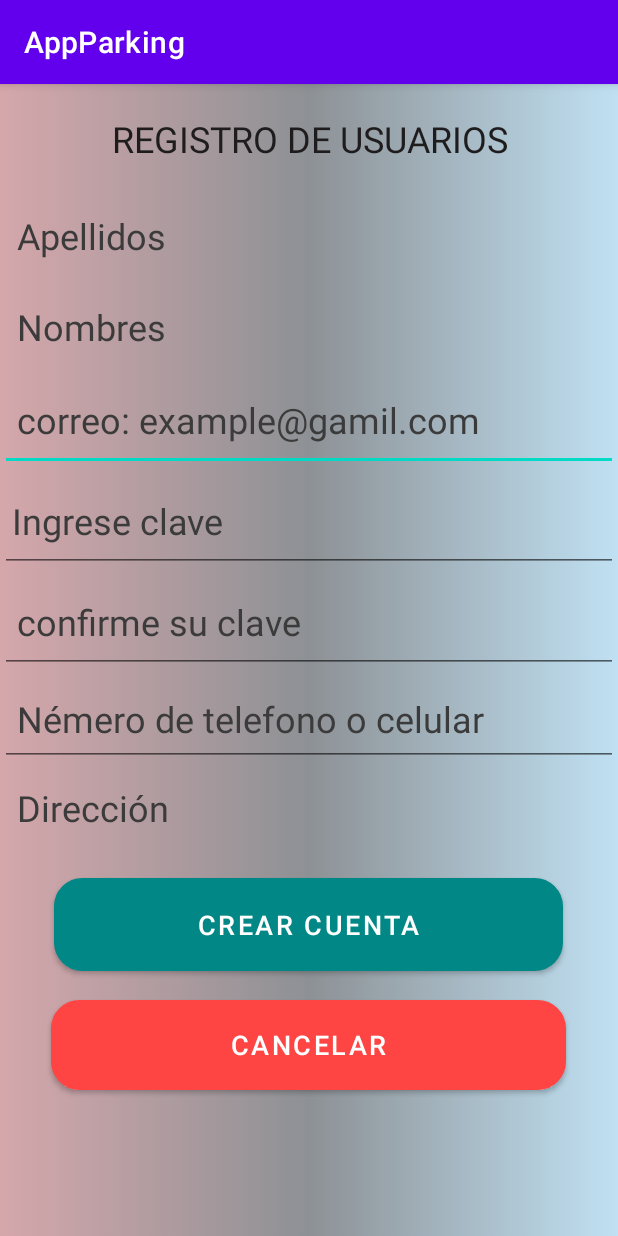
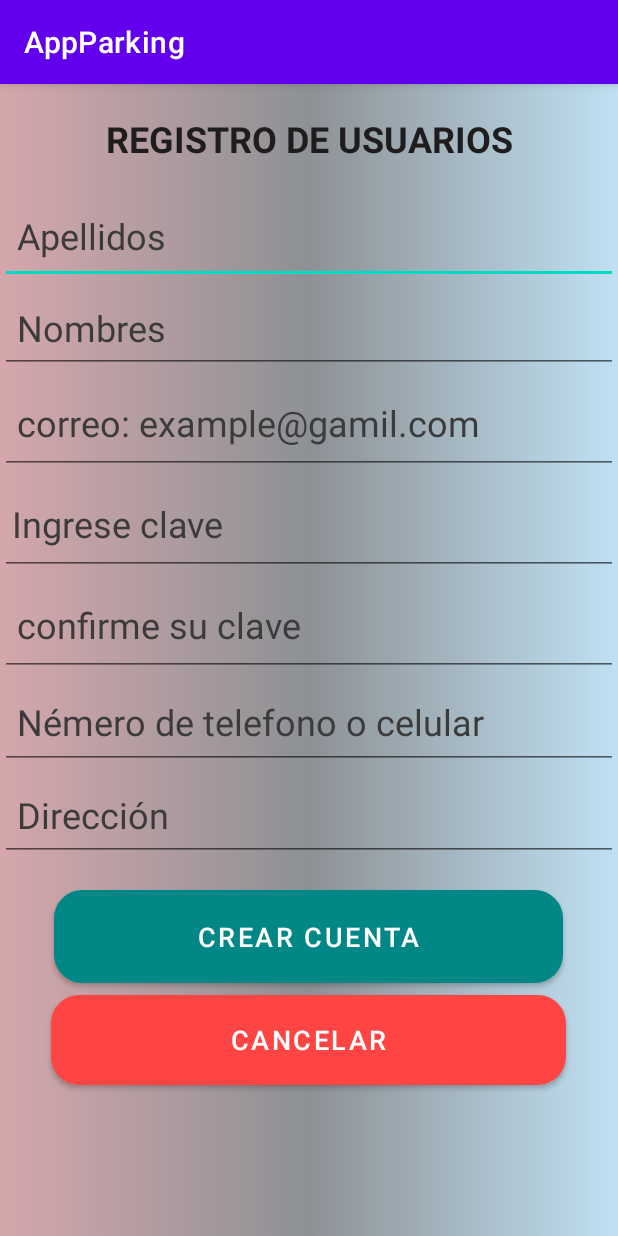
Before and after one commit to Alatriz18/AppParking1, an Android app: the activity_registro screen opened directly, with no data from a screen before it, on a phone screen of 412 x 824 dp. Run offline under Robolectric (Android 15) with nearby library versions, the phone set to English and light mode, and no system bars.

Commit message:
Update activity_registro.xml

```diff
--- a/app/src/main/res/layout/activity_registro.xml
+++ b/app/src/main/res/layout/activity_registro.xml
@@ -22,26 +22,27 @@
             android:paddingTop="4dp"
             android:text="REGISTRO DE USUARIOS"
             android:textColor="#1E1C1C"
-            android:textSize="24sp" />
+            android:textSize="24sp"
+            android:textStyle="bold" />
 
-        <TextView
-            android:id="@+id/textView7"
+        <EditText
+            android:id="@+id/editTextTextPersonName2"
             android:layout_width="match_parent"
             android:layout_height="64dp"
-            android:layout_gravity="center"
-            android:gravity="center_vertical"
+            android:ems="10"
             android:hint="Apellidos"
+            android:inputType="textPersonName"
             android:paddingLeft="11dp"
             android:textColorHint="#3C3B3B"
             android:textSize="24sp" />
 
-        <TextView
-            android:id="@+id/textView8"
+        <EditText
+            android:id="@+id/editTextTextPersonName3"
             android:layout_width="match_parent"
-            android:layout_height="57dp"
-            android:layout_gravity="center"
-            android:gravity="center_vertical"
+            android:layout_height="59dp"
+            android:ems="10"
             android:hint="Nombres"
+            android:inputType="textPersonName"
             android:paddingLeft="11dp"
             android:textColorHint="#3C3B3B"
             android:textSize="24sp" />
@@ -98,13 +99,13 @@
             android:textColorHint="#3C3B3B"
             android:textSize="24sp" />
 
-        <TextView
-            android:id="@+id/textView13"
+        <EditText
+            android:id="@+id/editTextTextPersonName4"
             android:layout_width="match_parent"
-            android:layout_height="55dp"
-            android:layout_gravity="center"
-            android:gravity="center_vertical"
+            android:layout_height="61dp"
+            android:ems="10"
             android:hint="Dirección"
+            android:inputType="textPersonName"
             android:paddingLeft="11dp"
             android:textColorHint="#3C3B3B"
             android:textSize="24sp" />
@@ -127,7 +128,7 @@
         <TextView
             android:id="@+id/textView15"
             android:layout_width="match_parent"
-            android:layout_height="wrap_content" />
+            android:layout_height="8dp" />
 
         <Button
             android:id="@+id/button3"
```
